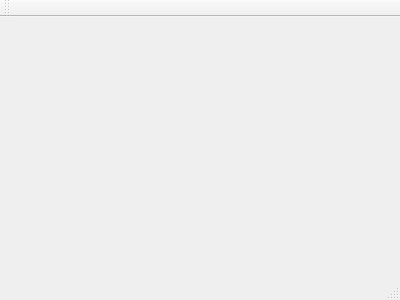
kencasimiro/CryptographyIO, file Qt/mainwindow.ui: the form before one commit.
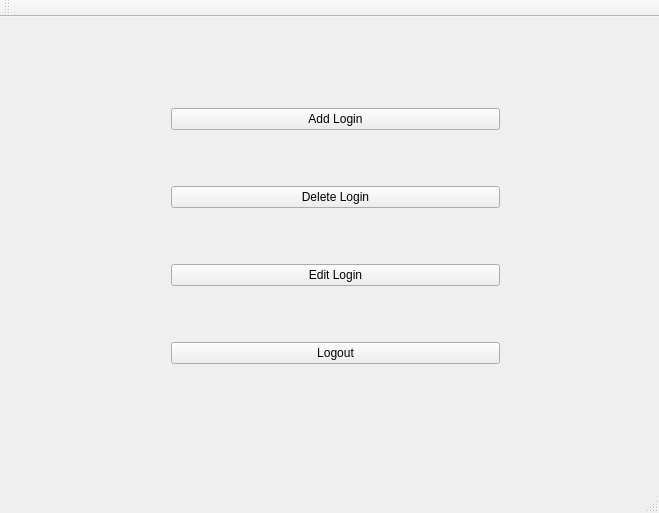
The form after the commit.

```diff
--- a/Qt/mainwindow.ui
+++ b/Qt/mainwindow.ui
@@ -1,24 +1,80 @@
 <ui version="4.0">
  <class>MainWindow</class>
- <widget class="QMainWindow" name="MainWindow" >
-  <property name="geometry" >
+ <widget class="QMainWindow" name="MainWindow">
+  <property name="geometry">
    <rect>
     <x>0</x>
     <y>0</y>
-    <width>400</width>
-    <height>300</height>
+    <width>659</width>
+    <height>513</height>
    </rect>
   </property>
   <property name="windowTitle" >
    <string>MainWindow</string>
   </property>
-  <widget class="QMenuBar" name="menuBar" />
-  <widget class="QToolBar" name="mainToolBar" />
-  <widget class="QWidget" name="centralWidget" />
-  <widget class="QStatusBar" name="statusBar" />
+  <widget class="QWidget" name="centralWidget">
+   <widget class="QWidget" name="verticalLayoutWidget">
+    <property name="geometry">
+     <rect>
+      <x>160</x>
+      <y>30</y>
+      <width>351</width>
+      <height>381</height>
+     </rect>
+    </property>
+    <layout class="QVBoxLayout" name="verticalLayout">
+     <item>
+      <widget class="QPushButton" name="pushButton_ADD">
+       <property name="text">
+        <string>Add Login</string>
+       </property>
+      </widget>
+     </item>
+     <item>
+      <widget class="QPushButton" name="pushButton_DELETE">
+       <property name="text">
+        <string>Delete Login</string>
+       </property>
+      </widget>
+     </item>
+     <item>
+      <widget class="QPushButton" name="pushButton_EDIT">
+       <property name="text">
+        <string>Edit Login</string>
+       </property>
+      </widget>
+     </item>
+     <item>
+      <widget class="QPushButton" name="pushButton_LOGOUT">
+       <property name="text">
+        <string>Logout</string>
+       </property>
+      </widget>
+     </item>
+    </layout>
+   </widget>
+  </widget>
+  <widget class="QMenuBar" name="menuBar">
+   <property name="geometry">
+    <rect>
+     <x>0</x>
+     <y>0</y>
+     <width>659</width>
+     <height>22</height>
+    </rect>
+   </property>
+  </widget>
+  <widget class="QToolBar" name="mainToolBar">
+   <attribute name="toolBarArea">
+    <enum>TopToolBarArea</enum>
+   </attribute>
+   <attribute name="toolBarBreak">
+    <bool>false</bool>
+   </attribute>
+  </widget>
+  <widget class="QStatusBar" name="statusBar"/>
  </widget>
- <layoutDefault spacing="6" margin="11" />
- <pixmapfunction></pixmapfunction>
+ <layoutdefault spacing="6" margin="11"/>
  <resources/>
  <connections/>
 </ui>
```
Left out of the diff: 5 changed lines with no effect on the pictures.
